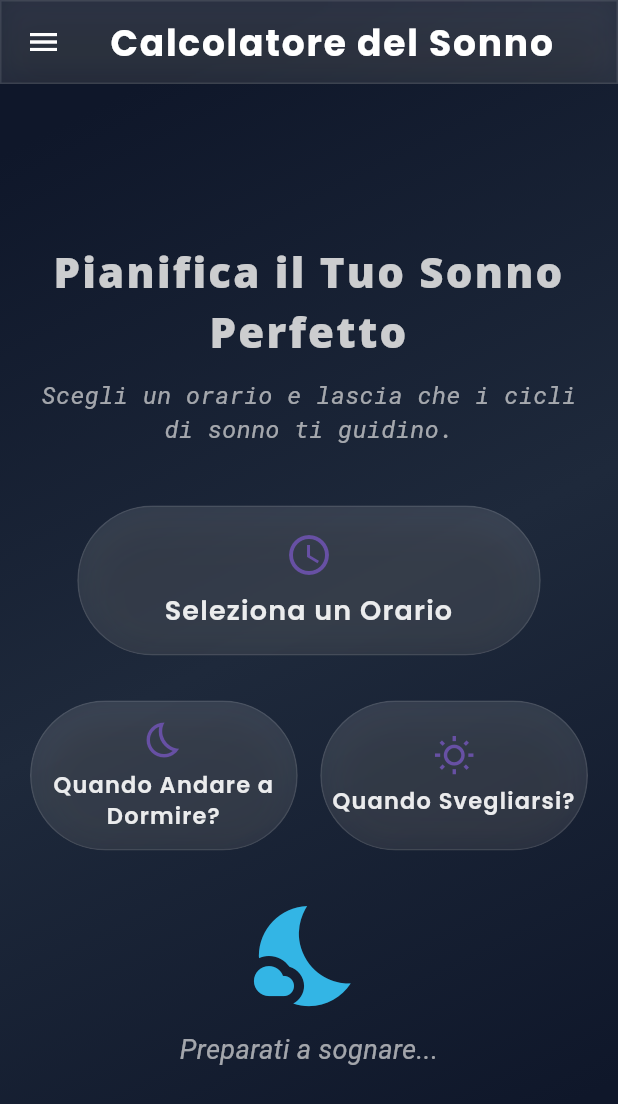
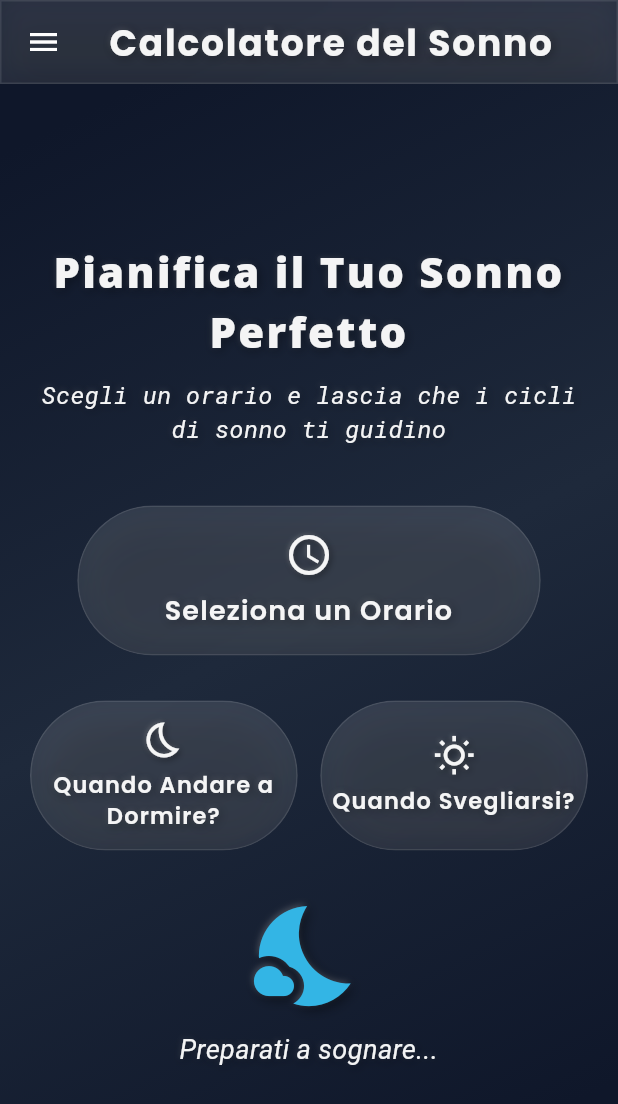
Before and after one commit to TheCGuy73/sleeping, a Flutter app: the screen it shows after launch, on a phone screen of 412 x 824 dp. Shown: the top 1104 px of the screen. Run offline on Flutter 3.47's test engine with Material 3 defaults, Android fonts, the phone set to English and light mode, and no system bars; drawn by our look-alikes of getwidget; our stand-ins replace google_fonts.

Commit message:
another change to the ui

```diff
--- a/lib/main.dart
+++ b/lib/main.dart
@@ -1,35 +1,26 @@
-import 'package:flutter/material.dart'; // Importa i widget e le funzionalità di Material Design
-import 'package:google_fonts/google_fonts.dart'; // Necessario se GoogleFonts è usato nel tema principale
-import 'package:file_picker/file_picker.dart'; // Anche se usato in SleepingUi, è una buona prassi importarlo qui se la logica di inizializzazione lo richiede o per chiarezza.
-
-import 'package:sleeping/sleeping_files/sleeping_ui.dart'; // Sostituisci 'flutter_app_name' con il nome reale del tuo progetto
+// File: lib/main.dart
+import 'package:flutter/material.dart';
+import 'package:google_fonts/google_fonts.dart';
+import 'package:sleeping/sleeping_files/sleeping_ui.dart';
 import 'package:sleeping/sleeping_files/sleeping_engine.dart';
 
-/// File: lib/main.dart
-
-// Importa la tua UI principale
-/// La funzione principale che avvia l'applicazione Flutter.
 void main() {
   runApp(const MyApp());
 }
 
-/// Il widget radice della tua applicazione.
-/// Contiene la configurazione del tema e imposta SleepingUi come schermata iniziale.
 class MyApp extends StatelessWidget {
   const MyApp({super.key});
 
   @override
   Widget build(BuildContext context) {
     return MaterialApp(
-      title: 'Sleep Calculator', // Titolo dell'applicazione
-      debugShowCheckedModeBanner: true, // Nasconde il banner di debug
+      title: 'Sleep Calculator',
+      debugShowCheckedModeBanner: false,
       theme: ThemeData(
-        primarySwatch: Colors.blueGrey, // Colore primario per l'applicazione
+        primarySwatch: Colors.blueGrey,
         visualDensity: VisualDensity.adaptivePlatformDensity,
-        // Applica un tema di testo globale usando Google Fonts
         textTheme: GoogleFonts.montserratTextTheme(Theme.of(context).textTheme),
       ),
-      // Imposta SleepingUi come la schermata iniziale dell'applicazione
       home: const SleepingUi(),
     );
   }
--- a/lib/sleeping_files/sleeping_engine.dart
+++ b/lib/sleeping_files/sleeping_engine.dart
@@ -2,31 +2,15 @@
 
 import 'package:flutter/material.dart'; // Usato solo per TimeOfDay, che è un tipo di dato di Flutter
 
-/// Una classe statica per calcolare gli orari di sonno ideali basati sui cicli.
+// File: lib/sleeping_files/sleeping_engine.dart
 class SleepCalculator {
-  // Durata di un singolo ciclo di sonno in minuti
   static const int _sleepCycleDurationMinutes = 90;
-  // Tempo stimato per addormentarsi in minuti
   static const int _timeToFallAsleepMinutes = 15;
 
-  // Durate di sonno raccomandate in cicli (per fornire più opzioni)
-  // Reso pubblico per essere accessibile dalla UI
-  static const List<double> recommendedCycles = [
-    3.0, // 4 ore e 30 minuti
-    4.0, // 6 ore
-    5.0, // 7 ore e 30 minuti (molto raccomandato)
-    6.0, // 9 ore (molto raccomandato)
-    6.5, // 9 ore e 45 minuti (per chi ha bisogno di più riposo)
-  ];
+  static const List<double> recommendedCycles = [4.5, 6, 7.5];
 
-  /// Calcola gli orari di sonno suggeriti (quando andare a dormire)
-  /// in base all'orario di risveglio desiderato.
-  /// Ritorna una lista di TimeOfDay.
   static List<TimeOfDay> calculateBedtimeSuggestions(TimeOfDay wakeUpTime) {
     final List<TimeOfDay> bedtimes = [];
-
-    // Converte TimeOfDay in un DateTime per facilitare i calcoli
-    // Usiamo una data arbitraria (es. oggi) per i calcoli
     final now = DateTime.now();
     final wakeUpDateTime = DateTime(
       now.year,
@@ -37,30 +21,19 @@ class SleepCalculator {
     );
 
     for (final cycles in recommendedCycles) {
-      // Usato recommendedCycles
-      // Calcola la durata totale di sonno richiesta (cicli * durata ciclo)
       final totalSleepMinutes = (cycles * _sleepCycleDurationMinutes).round();
-      // Aggiunge il tempo per addormentarsi
       final effectiveSleepDuration = Duration(
         minutes: totalSleepMinutes + _timeToFallAsleepMinutes,
       );
-
-      // Calcola l'orario di andare a dormire sottraendo la durata effettiva
       final bedtimeDateTime = wakeUpDateTime.subtract(effectiveSleepDuration);
-
-      // Aggiunge l'orario risultante alla lista
       bedtimes.add(TimeOfDay.fromDateTime(bedtimeDateTime));
     }
 
     return bedtimes;
   }
 
-  /// Calcola gli orari di risveglio suggeriti in base all'orario in cui si va a dormire.
-  /// Ritorna una lista di TimeOfDay.
   static List<TimeOfDay> calculateWakeUpTimeSuggestions(TimeOfDay bedtime) {
     final List<TimeOfDay> wakeUpTimes = [];
-
-    // Converte TimeOfDay in un DateTime per facilitare i calcoli
     final now = DateTime.now();
     final bedtimeDateTime = DateTime(
       now.year,
@@ -71,41 +44,27 @@ class SleepCalculator {
     );
 
     for (final cycles in recommendedCycles) {
-      // Usato recommendedCycles
-      // Calcola la durata totale di sonno desiderata
       final totalSleepMinutes = (cycles * _sleepCycleDurationMinutes).round();
       final sleepDuration = Duration(minutes: totalSleepMinutes);
-
-      // Calcola l'orario di risveglio aggiungendo la durata di sonno
       final wakeUpDateTime = bedtimeDateTime.add(sleepDuration);
-
-      // Aggiunge l'orario risultante alla lista
       wakeUpTimes.add(TimeOfDay.fromDateTime(wakeUpDateTime));
     }
 
     return wakeUpTimes;
   }
 
-  /// Formatta un TimeOfDay in una stringa leggibile (es. "HH:MM").
   static String formatTimeOfDay(TimeOfDay time) {
-    final hour = time.hour.toString().padLeft(2, '0');
-    final minute = time.minute.toString().padLeft(2, '0');
-    return '$hour:$minute';
+    return "${time.hour.toString().padLeft(2, '0')}:${time.minute.toString().padLeft(2, '0')}";
   }
 
-  /// Formatta un TimeOfDay in una stringa che include i minuti passati tra i due orari
   static String formatDurationFromTimes(
     TimeOfDay startTime,
     TimeOfDay endTime,
   ) {
-    // Converte TimeOfDay in minuti totali dal midnight
     int startMinutes = startTime.hour * 60 + startTime.minute;
     int endMinutes = endTime.hour * 60 + endTime.minute;
 
-    // Gestisce il caso in cui l'orario di fine sia il giorno successivo
-    if (endMinutes < startMinutes) {
-      endMinutes += 24 * 60; // Aggiunge 24 ore in minuti
-    }
+    if (endMinutes < startMinutes) endMinutes += 24 * 60;
 
     int durationMinutes = endMinutes - startMinutes;
     int hours = durationMinutes ~/ 60;
--- a/lib/sleeping_files/sleeping_ui.dart
+++ b/lib/sleeping_files/sleeping_ui.dart
@@ -1,14 +1,9 @@
+// File: lib/sleeping_files/sleeping_ui.dart
 import 'package:flutter/material.dart';
 import 'package:getwidget/getwidget.dart';
 import 'package:google_fonts/google_fonts.dart';
 import 'package:sleeping/sleeping_files/sleeping_engine.dart';
 import 'dart:ui';
-
-void main() {
-  runApp(
-    const MaterialApp(debugShowCheckedModeBanner: false, home: SleepingUi()),
-  );
-}
 
 class SleepingUi extends StatefulWidget {
   const SleepingUi({super.key});
@@ -21,7 +16,7 @@ class _SleepingUiState extends State<SleepingUi> {
   TimeOfDay? _selectedTime;
   List<TimeOfDay> _bedtimeSuggestions = [];
   List<TimeOfDay> _wakeUpSuggestions = [];
-  int _calculationMode = 0; // 0 = None, 1 = Bedtime, 2 = Wake-up
+  int _calculationMode = 0;
 
   final String _appVersion = "1.0.0";
 
@@ -62,14 +57,18 @@ class _SleepingUiState extends State<SleepingUi> {
     if (picked != null && picked != _selectedTime) {
       setState(() {
         _selectedTime = picked;
-        _bedtimeSuggestions = [];
-        _wakeUpSuggestions = [];
-        _calculationMode = 0;
+        _resetSuggestions();
       });
       _showToast(
         "Orario selezionato: ${SleepCalculator.formatTimeOfDay(picked)}",
       );
     }
+  }
+
+  void _resetSuggestions() {
+    _bedtimeSuggestions = [];
+    _wakeUpSuggestions = [];
+    _calculationMode = 0;
   }
 
   void _showToast(String message) {
@@ -85,14 +84,13 @@ class _SleepingUiState extends State<SleepingUi> {
 
   void _toggleBedtimeCalculation() {
     if (_selectedTime == null) {
-      _showToast("Per favore, seleziona un orario di risveglio prima.");
+      _showToast("Seleziona un orario di risveglio prima");
       return;
     }
 
     setState(() {
       if (_calculationMode == 1) {
-        _calculationMode = 0;
-        _bedtimeSuggestions = [];
+        _resetSuggestions();
       } else {
         _bedtimeSuggestions = SleepCalculator.calculateBedtimeSuggestions(
           _selectedTime!,
@@ -105,14 +103,13 @@ class _SleepingUiState extends State<SleepingUi> {
 
   void _toggleWakeUpTimeCalculation() {
     if (_selectedTime == null) {
-      _showToast("Per favore, seleziona un orario di andare a dormire prima.");
+      _showToast("Seleziona un orario di andare a dormire prima");
       return;
     }
 
     setState(() {
       if (_calculationMode == 2) {
-        _calculationMode = 0;
-        _wakeUpSuggestions = [];
+        _resetSuggestions();
       } else {
         _wakeUpSuggestions = SleepCalculator.calculateWakeUpTimeSuggestions(
           _selectedTime!,
@@ -137,14 +134,14 @@ class _SleepingUiState extends State<SleepingUi> {
         Padding(
           padding: const EdgeInsets.only(top: 15.0),
           child: Text(
-            "Questa app ti aiuta a calcolare gli orari ideali per andare a dormire o svegliarti, basandosi sui cicli di sonno.",
+            "Calcola gli orari ideali per dormire/svegliarti basandoti sui cicli di sonno",
             style: GoogleFonts.roboto(fontSize: 14, color: Colors.black87),
           ),
         ),
         Padding(
           padding: const EdgeInsets.only(top: 10.0),
           child: Text(
-            "Sviluppato con Flutter.",
+            "Sviluppato con Flutter",
             style: GoogleFonts.roboto(fontSize: 12, color: Colors.black54),
           ),
         ),
@@ -156,16 +153,44 @@ class _SleepingUiState extends State<SleepingUi> {
   Widget build(BuildContext context) {
     return Scaffold(
       extendBodyBehindAppBar: true,
-      appBar: PreferredSize(
+      appBar: _buildAppBar(),
+      body: Container(
+        decoration: _buildBackgroundDecoration(),
+        child: Center(
+          child: SingleChildScrollView(
+            padding: const EdgeInsets.all(20.0),
+            child: Column(
+              mainAxisAlignment: MainAxisAlignment.center,
+              children: [
+                const SizedBox(height: 80),
+                _buildTitle(),
+                const SizedBox(height: 10),
+                _buildSubtitle(),
+                const SizedBox(height: 40),
+                _buildTimeSelectionButton(),
+                const SizedBox(height: 30),
+                _buildActionButtons(),
+                const SizedBox(height: 30),
+                _buildResultsDisplay(),
+                const SizedBox(height: 30),
+              ],
+            ),
+          ),
+        ),
+      ),
+    );
+  }
+
+  PreferredSizeWidget _buildAppBar() {
+    return PreferredSize(
       preferredSize: const Size.fromHeight(kToolbarHeight),
       child: GlassmorphismContainer(
         borderRadius: 0.0,
         padding: EdgeInsets.only(top: MediaQuery.of(context).padding.top),
         child: GFAppBar(
-            title: Text(
+          title: _buildPremiumText(
             "Calcolatore del Sonno",
-              style: GoogleFonts.poppins(
-                color: GFColors.WHITE,
+            GoogleFonts.poppins(
               fontWeight: FontWeight.w700,
               fontSize: 24,
               letterSpacing: 1.2,
@@ -176,7 +201,7 @@ class _SleepingUiState extends State<SleepingUi> {
           centerTitle: true,
           leading: PopupMenuButton<String>(
             icon: const Icon(Icons.menu, color: GFColors.WHITE),
-              color: const Color(0xFF1E293B).withOpacity(0.9),
+            color: const Color.fromARGB(255, 255, 255, 255).withOpacity(0.9),
             shape: RoundedRectangleBorder(
               borderRadius: BorderRadius.circular(10.0),
               side: BorderSide(
@@ -194,60 +219,56 @@ class _SleepingUiState extends State<SleepingUi> {
           ),
         ),
       ),
-      ),
-      body: Container(
-        decoration: const BoxDecoration(
+    );
+  }
+
+  BoxDecoration _buildBackgroundDecoration() {
+    return const BoxDecoration(
       gradient: LinearGradient(
         begin: Alignment.topLeft,
         end: Alignment.bottomRight,
         colors: [Color(0xFF0F172A), Color(0xFF1E293B), Color(0xFF0F172A)],
         stops: [0.1, 0.5, 0.9],
       ),
-        ),
-        child: Center(
-          child: SingleChildScrollView(
-            padding: const EdgeInsets.all(20.0),
-            child: Column(
-              mainAxisAlignment: MainAxisAlignment.center,
-              children: [
-                const SizedBox(height: 80),
-                Text(
+    );
+  }
+
+  Widget _buildTitle() {
+    return _buildPremiumText(
       "Pianifica il Tuo Sonno Perfetto",
-                  style: GoogleFonts.openSans(
+      GoogleFonts.openSans(
         fontSize: 28,
         fontWeight: FontWeight.w800,
-                    color: GFColors.LIGHT.withOpacity(0.9),
         letterSpacing: 1.5,
       ),
+    );
+  }
+
+  Widget _buildSubtitle() {
+    return _buildPremiumText(
+      "Scegli un orario e lascia che i cicli di sonno ti guidino",
+      GoogleFonts.robotoMono(fontSize: 16, fontStyle: FontStyle.italic),
+    );
+  }
+
+  Widget _buildPremiumText(String text, TextStyle style) {
+    return Text(
+      text,
       textAlign: TextAlign.center,
+      style: style.copyWith(
+        color: GFColors.WHITE.withOpacity(0.95),
+        shadows: [
+          Shadow(
+            color: Colors.black.withOpacity(0.4),
+            blurRadius: 8,
+            offset: const Offset(1, 1),
           ),
-                const SizedBox(height: 10),
-                Text(
-                  "Scegli un orario e lascia che i cicli di sonno ti guidino.",
-                  style: GoogleFonts.robotoMono(
-                    fontSize: 16,
-                    color: GFColors.LIGHT.withOpacity(0.7),
-                    fontStyle: FontStyle.italic,
+          Shadow(
+            color: Colors.white.withOpacity(0.1),
+            blurRadius: 4,
+            offset: const Offset(-1, -1),
           ),
-                  textAlign: TextAlign.center,
-                ),
-                const SizedBox(height: 40),
-
-                // Time Selection Button
-                _buildTimeSelectionButton(),
-                const SizedBox(height: 30),
-
-                // Action Buttons
-                _buildActionButtons(),
-                const SizedBox(height: 30),
-
-                // Results Display
-                _buildResultsDisplay(),
-                const SizedBox(height: 30),
         ],
-            ),
-          ),
-        ),
       ),
     );
   }
@@ -261,17 +282,20 @@ class _SleepingUiState extends State<SleepingUi> {
         mainAxisSize: MainAxisSize.min,
         mainAxisAlignment: MainAxisAlignment.center,
         children: [
-          const Icon(Icons.access_time, size: 32),
+          Icon(
+            Icons.access_time,
+            size: 32,
+            color: GFColors.WHITE.withOpacity(0.95),
+            shadows: _buildIconShadows(),
+          ),
           const SizedBox(height: 8),
           Padding(
             padding: const EdgeInsets.symmetric(horizontal: 10.0),
-            child: Text(
+            child: _buildPremiumText(
               _selectedTime == null
                   ? "Seleziona un Orario"
                   : "Orario Selezionato: ${SleepCalculator.formatTimeOfDay(_selectedTime!)}",
-              textAlign: TextAlign.center,
-              style: GoogleFonts.poppins(
-                color: GFColors.WHITE.withOpacity(0.9),
+              GoogleFonts.poppins(
                 fontWeight: FontWeight.w600,
                 fontSize: 18,
                 letterSpacing: 0.8,
@@ -283,27 +307,65 @@ class _SleepingUiState extends State<SleepingUi> {
     );
   }
 
+  List<Shadow> _buildIconShadows() {
+    return [
+      Shadow(
+        color: Colors.black.withOpacity(0.5),
+        blurRadius: 6,
+        offset: const Offset(1, 1),
+      ),
+      Shadow(
+        color: Colors.white.withOpacity(0.2),
+        blurRadius: 3,
+        offset: const Offset(-1, -1),
+      ),
+    ];
+  }
+
   Widget _buildActionButtons() {
     return Row(
       mainAxisAlignment: MainAxisAlignment.spaceEvenly,
       children: [
-        Expanded(
+        _buildActionButton(
+          icon: Icons.bedtime_outlined,
+          text: "Quando Andare a Dormire?",
+          onPressed: _toggleBedtimeCalculation,
+        ),
+        const SizedBox(width: 15),
+        _buildActionButton(
+          icon: Icons.wb_sunny_outlined,
+          text: "Quando Svegliarsi?",
+          onPressed: _toggleWakeUpTimeCalculation,
+        ),
+      ],
+    );
+  }
+
+  Widget _buildActionButton({
+    required IconData icon,
+    required String text,
+    required VoidCallback onPressed,
+  }) {
+    return Expanded(
       child: HoverElevatedGlassButton(
         height: 100,
-            onPressed: _toggleBedtimeCalculation,
+        onPressed: onPressed,
         buttonChild: Column(
           mainAxisSize: MainAxisSize.min,
           mainAxisAlignment: MainAxisAlignment.center,
           children: [
-                const Icon(Icons.bedtime_outlined, size: 28),
+            Icon(
+              icon,
+              size: 28,
+              color: GFColors.WHITE.withOpacity(0.95),
+              shadows: _buildIconShadows(),
+            ),
             const SizedBox(height: 5),
             Padding(
               padding: const EdgeInsets.symmetric(horizontal: 5.0),
-                  child: Text(
-                    "Quando Andare a Dormire?",
-                    textAlign: TextAlign.center,
-                    style: GoogleFonts.poppins(
-                      color: GFColors.WHITE.withOpacity(0.9),
+              child: _buildPremiumText(
+                text,
+                GoogleFonts.poppins(
                   fontWeight: FontWeight.w600,
                   fontSize: 15,
                   letterSpacing: 0.8,
@@ -313,36 +375,6 @@ class _SleepingUiState extends State<SleepingUi> {
           ],
         ),
       ),
-        ),
-        const SizedBox(width: 15),
-        Expanded(
-          child: HoverElevatedGlassButton(
-            height: 100,
-            onPressed: _toggleWakeUpTimeCalculation,
-            buttonChild: Column(
-              mainAxisSize: MainAxisSize.min,
-              mainAxisAlignment: MainAxisAlignment.center,
-              children: [
-                const Icon(Icons.wb_sunny_outlined, size: 28),
-                const SizedBox(height: 5),
-                Padding(
-                  padding: const EdgeInsets.symmetric(horizontal: 5.0),
-                  child: Text(
-                    "Quando Svegliarsi?",
-                    textAlign: TextAlign.center,
-                    style: GoogleFonts.poppins(
-                      color: GFColors.WHITE.withOpacity(0.9),
-                      fontWeight: FontWeight.w600,
-                      fontSize: 15,
-                      letterSpacing: 0.8,
-                    ),
-                  ),
-                ),
-              ],
-            ),
-          ),
-        ),
-      ],
     );
   }
 
@@ -365,6 +397,9 @@ class _SleepingUiState extends State<SleepingUi> {
     final suggestions = _calculationMode == 1
         ? _bedtimeSuggestions
         : _wakeUpSuggestions;
+    final title = _calculationMode == 1
+        ? "Suggerimenti per Andare a Dormire (per risvegliarsi a ${SleepCalculator.formatTimeOfDay(_selectedTime!)})"
+        : "Suggerimenti per Svegliarsi (se vai a dormire alle ${SleepCalculator.formatTimeOfDay(_selectedTime!)})";
 
     return GlassmorphismContainer(
       key: ValueKey(_calculationMode),
@@ -373,16 +408,9 @@ class _SleepingUiState extends State<SleepingUi> {
       child: Column(
         crossAxisAlignment: CrossAxisAlignment.start,
         children: [
-          Text(
-            _calculationMode == 1
-                ? "Suggerimenti per Andare a Dormire (per risvegliarsi a ${SleepCalculator.formatTimeOfDay(_selectedTime!)})"
-                : "Suggerimenti per Svegliarsi (se vai a dormire alle ${SleepCalculator.formatTimeOfDay(_selectedTime!)})",
-            style: GoogleFonts.poppins(
-              fontSize: 18,
-              fontWeight: FontWeight.bold,
-              color: GFColors.WHITE.withOpacity(0.9),
-            ),
-            textAlign: TextAlign.center,
+          _buildPremiumText(
+            title,
+            GoogleFonts.poppins(fontSize: 18, fontWeight: FontWeight.bold),
           ),
           Divider(color: GFColors.LIGHT.withOpacity(0.3)),
           ...suggestions.asMap().entries.map((entry) {
@@ -402,17 +430,15 @@ class _SleepingUiState extends State<SleepingUi> {
                     _calculationMode == 1
                         ? Icons.nights_stay
                         : Icons.brightness_5,
-                    color: GFColors.INFO.withOpacity(0.8),
+                    color: GFColors.INFO.withOpacity(0.9),
                     size: 20,
+                    shadows: _buildIconShadows(),
                   ),
                   const SizedBox(width: 10),
                   Expanded(
-                    child: Text(
+                    child: _buildPremiumText(
                       "${SleepCalculator.formatTimeOfDay(suggestedTime)} (${cycles.toStringAsFixed(1)} cicli, $durationText)",
-                      style: GoogleFonts.robotoMono(
-                        fontSize: 16,
-                        color: GFColors.WHITE.withOpacity(0.8),
-                      ),
+                      GoogleFonts.robotoMono(fontSize: 16),
                     ),
                   ),
                 ],
@@ -430,16 +456,28 @@ class _SleepingUiState extends State<SleepingUi> {
       children: [
         GFLoader(
           type: GFLoaderType.custom,
-          child: const Icon(Icons.nights_stay, size: 80, color: GFColors.INFO),
+          child: Icon(
+            Icons.nights_stay,
+            size: 80,
+            color: GFColors.INFO,
+            shadows: [
+              Shadow(
+                color: Colors.black.withOpacity(0.5),
+                blurRadius: 10,
+                offset: const Offset(2, 2),
+              ),
+              Shadow(
+                color: Colors.white.withOpacity(0.2),
+                blurRadius: 5,
+                offset: const Offset(-1, -1),
+              ),
+            ],
+          ),
         ),
         const SizedBox(height: 10),
-        Text(
+        _buildPremiumText(
           "Preparati a sognare...",
-          style: GoogleFonts.indieFlower(
-            fontSize: 18,
-            color: GFColors.LIGHT.withOpacity(0.7),
-            fontStyle: FontStyle.italic,
-          ),
+          GoogleFonts.indieFlower(fontSize: 18, fontStyle: FontStyle.italic),
         ),
       ],
     );
```
Lines whose indentation alone changed are shown as unchanged.
